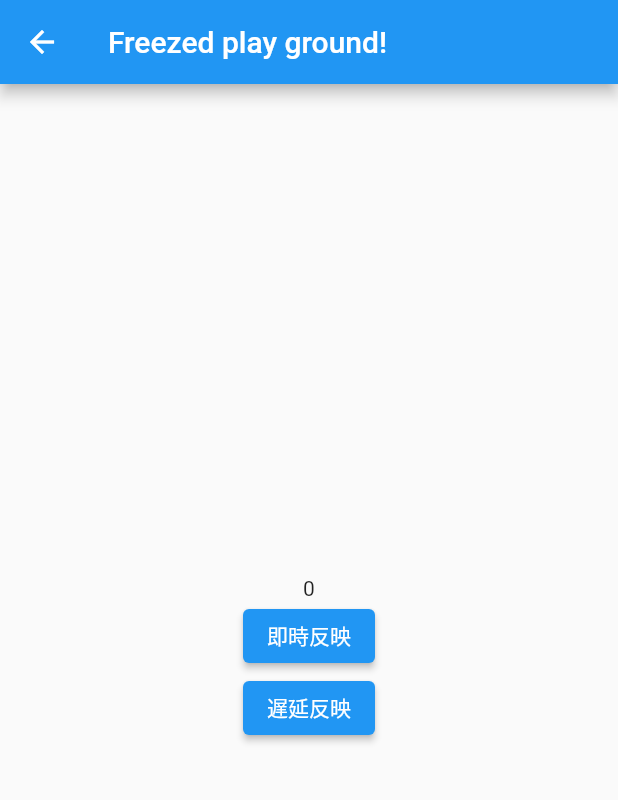
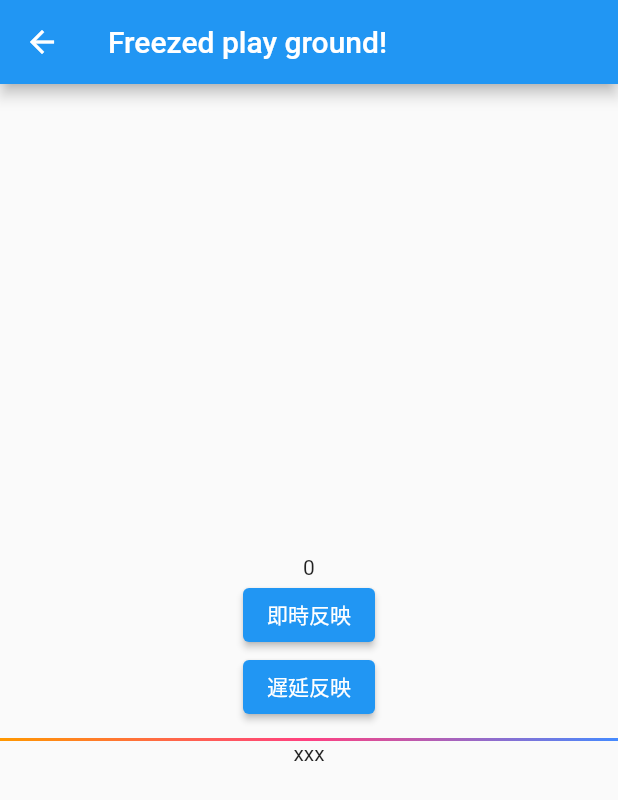
Before and after one commit to kazuki-oshino/experimental_site, a Flutter app: the FreezedPlayGround screen opened by its route, on a phone screen of 412 x 824 dp. Shown: the top 800 px of the screen. Run offline on Flutter 3.47's test engine with Material 2 defaults, Android fonts, the phone set to English and light mode, and no system bars; our stand-ins replace auto_route, flutter_svg, freezed_annotation, hooks_riverpod; generated files the repository leaves out were written again.

Commit message:
:sparkles: freezed mixin.

```diff
--- a/lib/views/freezed_play_ground/freezed_play_ground.dart
+++ b/lib/views/freezed_play_ground/freezed_play_ground.dart
@@ -1,4 +1,6 @@
 import 'package:experimental_site/view_models/controller/exclusive_count_controller.dart';
+import 'package:experimental_site/view_models/state/union_state.dart';
+import 'package:experimental_site/views/cool_divider/cool_divider.dart';
 import 'package:flutter/material.dart';
 import 'package:hooks_riverpod/hooks_riverpod.dart';
 
@@ -9,6 +11,8 @@ class FreezedPlayGround extends HookConsumerWidget {
   Widget build(BuildContext context, WidgetRef ref) {
     final state = ref.watch(exclusiveCountProvider);
     final notifier = ref.watch(exclusiveCountProvider.notifier);
+    const union = UnionStateTest(type: '1');
+    const union2 = UnionStateMarimo();
     return Scaffold(
       appBar: AppBar(
         title: const Text('Freezed play ground!'),
@@ -29,6 +33,25 @@ class FreezedPlayGround extends HookConsumerWidget {
               onPressed: notifier.delayIncrement,
               child: const Text('遅延反映'),
             ),
+            const CoolDivider(
+              height: 10,
+              thickness: 2,
+              gradient: LinearGradient(
+                begin: FractionalOffset.topLeft,
+                end: FractionalOffset.bottomRight,
+                colors: [
+                  Colors.orange,
+                  Colors.pinkAccent,
+                  Colors.blueAccent,
+                ],
+                stops: [
+                  0.0,
+                  0.5,
+                  1.0,
+                ],
+              ),
+            ),
+            Text(union.message),
           ],
         ),
       ),
```
Also changed, not shown: lib/view_models/state/union_state.dart (added, +25 -0 lines).
